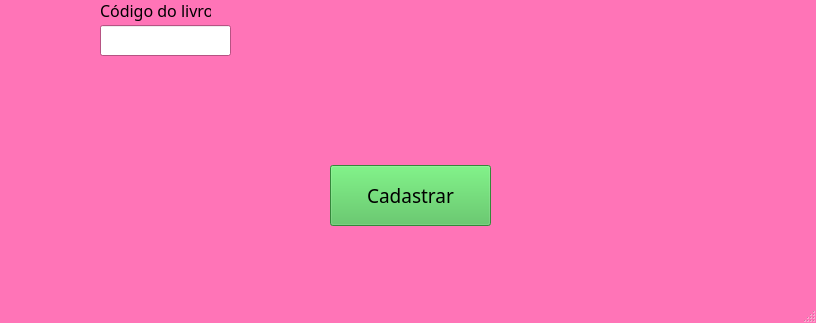
Old version of the form POO/Atividades/biblioteca-anna/views/cadastrarLivro.ui in the repository annalorena22/ADS---Senac-Hub-Academy-MS; both pictures show x 0 to 816 and y 435 to 758 of the 816 by 758 pixel window.
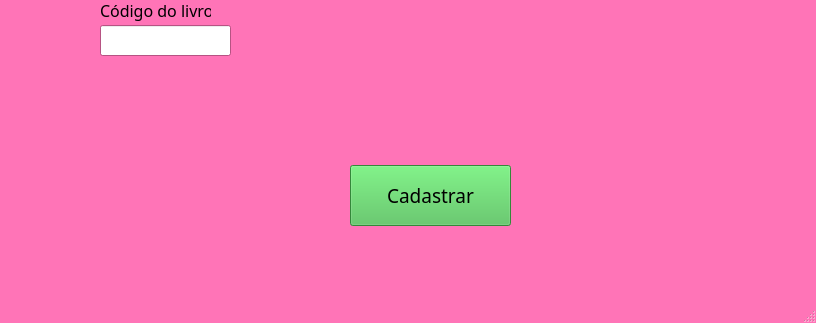
New version of the form.

What changed in the file:
```diff
--- a/POO/Atividades/biblioteca-anna/views/cadastrarLivro.ui
+++ b/POO/Atividades/biblioteca-anna/views/cadastrarLivro.ui
@@ -22,6 +22,15 @@
        </color>
       </brush>
      </colorrole>
+     <colorrole role="Text">
+      <brush brushstyle="SolidPattern">
+       <color alpha="255">
+        <red>0</red>
+        <green>0</green>
+        <blue>0</blue>
+       </color>
+      </brush>
+     </colorrole>
      <colorrole role="Base">
       <brush brushstyle="SolidPattern">
        <color alpha="255">
@@ -40,6 +49,15 @@
        </color>
       </brush>
      </colorrole>
+     <colorrole role="PlaceholderText">
+      <brush brushstyle="SolidPattern">
+       <color alpha="128">
+        <red>255</red>
+        <green>0</green>
+        <blue>0</blue>
+       </color>
+      </brush>
+     </colorrole>
     </active>
     <inactive>
      <colorrole role="Button">
@@ -51,6 +69,15 @@
        </color>
       </brush>
      </colorrole>
+     <colorrole role="Text">
+      <brush brushstyle="SolidPattern">
+       <color alpha="255">
+        <red>0</red>
+        <green>0</green>
+        <blue>0</blue>
+       </color>
+      </brush>
+     </colorrole>
      <colorrole role="Base">
       <brush brushstyle="SolidPattern">
        <color alpha="255">
@@ -69,6 +96,15 @@
        </color>
       </brush>
      </colorrole>
+     <colorrole role="PlaceholderText">
+      <brush brushstyle="SolidPattern">
+       <color alpha="128">
+        <red>255</red>
+        <green>0</green>
+        <blue>0</blue>
+       </color>
+      </brush>
+     </colorrole>
     </inactive>
     <disabled>
      <colorrole role="Button">
@@ -80,6 +116,15 @@
        </color>
       </brush>
      </colorrole>
+     <colorrole role="Text">
+      <brush brushstyle="SolidPattern">
+       <color alpha="255">
+        <red>120</red>
+        <green>120</green>
+        <blue>120</blue>
+       </color>
+      </brush>
+     </colorrole>
      <colorrole role="Base">
       <brush brushstyle="SolidPattern">
        <color alpha="255">
@@ -98,6 +143,15 @@
        </color>
       </brush>
      </colorrole>
+     <colorrole role="PlaceholderText">
+      <brush brushstyle="SolidPattern">
+       <color alpha="128">
+        <red>0</red>
+        <green>0</green>
+        <blue>0</blue>
+       </color>
+      </brush>
+     </colorrole>
     </disabled>
    </palette>
   </property>
@@ -116,7 +170,7 @@
     </property>
     <property name="geometry">
      <rect>
-      <x>330</x>
+      <x>350</x>
       <y>600</y>
       <width>161</width>
       <height>61</height>
@@ -386,15 +440,144 @@
    <widget class="QLabel" name="label_aviso">
     <property name="geometry">
      <rect>
-      <x>130</x>
+      <x>160</x>
       <y>530</y>
-      <width>591</width>
-      <height>21</height>
+      <width>551</width>
+      <height>31</height>
      </rect>
     </property>
+    <property name="palette">
+     <palette>
+      <active>
+       <colorrole role="WindowText">
+        <brush brushstyle="SolidPattern">
+         <color alpha="255">
+          <red>255</red>
+          <green>0</green>
+          <blue>0</blue>
+         </color>
+        </brush>
+       </colorrole>
+       <colorrole role="Text">
+        <brush brushstyle="SolidPattern">
+         <color alpha="255">
+          <red>255</red>
+          <green>0</green>
+          <blue>0</blue>
+         </color>
+        </brush>
+       </colorrole>
+       <colorrole role="ButtonText">
+        <brush brushstyle="SolidPattern">
+         <color alpha="255">
+          <red>255</red>
+          <green>0</green>
+          <blue>0</blue>
+         </color>
+        </brush>
+       </colorrole>
+       <colorrole role="PlaceholderText">
+        <brush brushstyle="NoBrush">
+         <color alpha="128">
+          <red>255</red>
+          <green>0</green>
+          <blue>0</blue>
+         </color>
+        </brush>
+       </colorrole>
+      </active>
+      <inactive>
+       <colorrole role="WindowText">
+        <brush brushstyle="SolidPattern">
+         <color alpha="255">
+          <red>255</red>
+          <green>0</green>
+          <blue>0</blue>
+         </color>
+        </brush>
+       </colorrole>
+       <colorrole role="Text">
+        <brush brushstyle="SolidPattern">
+         <color alpha="255">
+          <red>255</red>
+          <green>0</green>
+          <blue>0</blue>
+         </color>
+        </brush>
+       </colorrole>
+       <colorrole role="ButtonText">
+        <brush brushstyle="SolidPattern">
+         <color alpha="255">
+          <red>255</red>
+          <green>0</green>
+          <blue>0</blue>
+         </color>
+        </brush>
+       </colorrole>
+       <colorrole role="PlaceholderText">
+        <brush brushstyle="NoBrush">
+         <color alpha="128">
+          <red>255</red>
+          <green>0</green>
+          <blue>0</blue>
+         </color>
+        </brush>
+       </colorrole>
+      </inactive>
+      <disabled>
+       <colorrole role="WindowText">
+        <brush brushstyle="SolidPattern">
+         <color alpha="255">
+          <red>255</red>
+          <green>0</green>
+          <blue>0</blue>
+         </color>
+        </brush>
+       </colorrole>
+       <colorrole role="Text">
+        <brush brushstyle="SolidPattern">
+         <color alpha="255">
+          <red>255</red>
+          <green>0</green>
+          <blue>0</blue>
+         </color>
+        </brush>
+       </colorrole>
+       <colorrole role="ButtonText">
+        <brush brushstyle="SolidPattern">
+         <color alpha="255">
+          <red>255</red>
+          <green>0</green>
+          <blue>0</blue>
+         </color>
+        </brush>
+       </colorrole>
+       <colorrole role="PlaceholderText">
+        <brush brushstyle="NoBrush">
+         <color alpha="128">
+          <red>255</red>
+          <green>0</green>
+          <blue>0</blue>
+         </color>
+        </brush>
+       </colorrole>
+      </disabled>
+     </palette>
+    </property>
+    <property name="font">
+     <font>
+      <pointsize>15</pointsize>
+     </font>
+    </property>
+    <property name="styleSheet">
+     <string notr="true">color: red;</string>
+    </property>
     <property name="text">
      <string/>
     </property>
+    <property name="alignment">
+     <set>Qt::AlignCenter</set>
+    </property>
    </widget>
   </widget>
   <widget class="QMenuBar" name="menubar">
```
Left out of the diff: 148 changed lines with no effect on the pictures.
